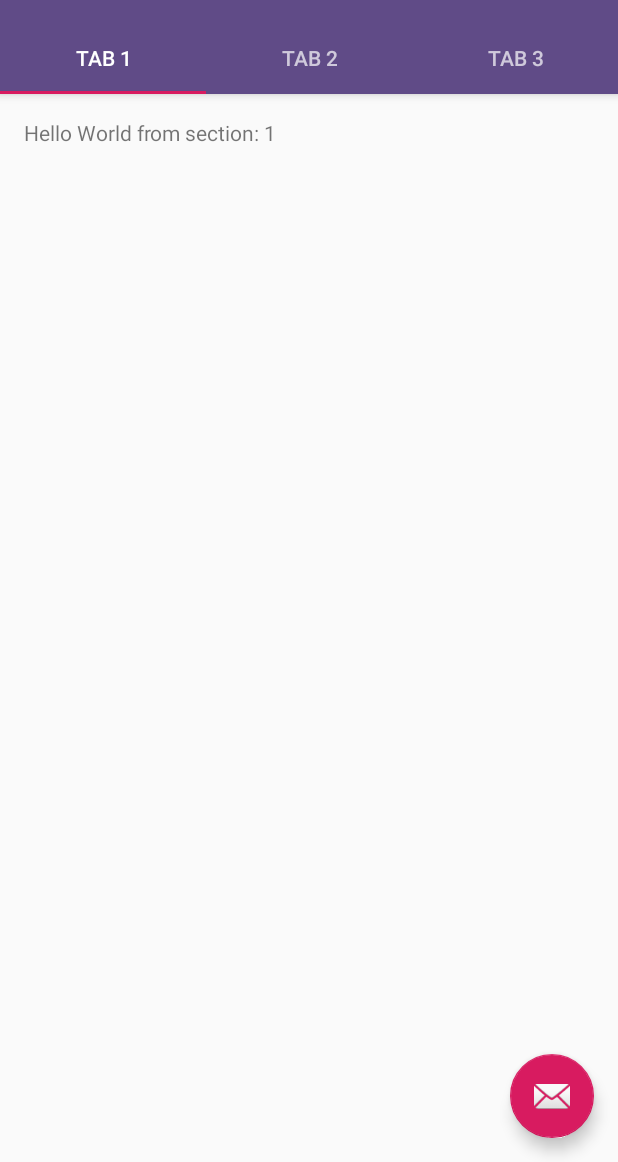
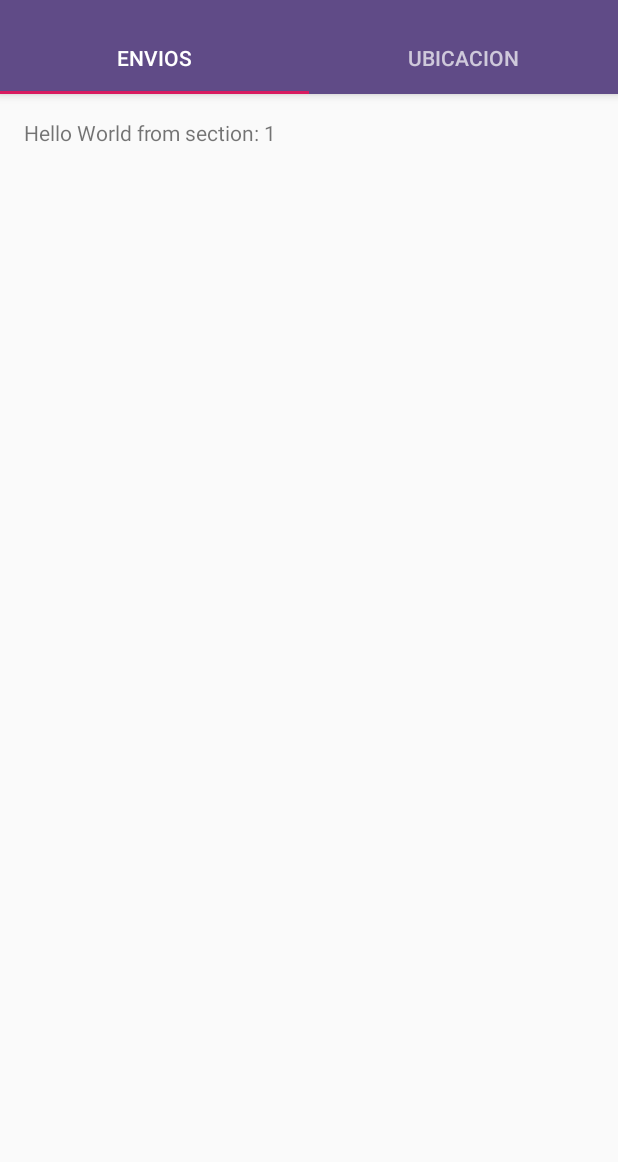
Before and after one commit to jesusmario/TrackPack-App, an Android app: the tbdInfoEnvio screen opened directly, with no data from a screen before it, on a phone screen of 412 x 824 dp, the part 74-1236 px from its top. Run offline under Robolectric (Android 15) with nearby library versions, the phone set to English and light mode, and no system bars.

Commit message:
Botones funcionales

```diff
--- a/app/src/main/java/integrador/itson/mx/trackpack/EnviosFragment.java
+++ b/app/src/main/java/integrador/itson/mx/trackpack/EnviosFragment.java
@@ -1,12 +1,12 @@
 package integrador.itson.mx.trackpack;
 
-import android.content.Context;
-import android.net.Uri;
+
 import android.os.Bundle;
 import android.support.v4.app.Fragment;
 import android.view.LayoutInflater;
 import android.view.View;
 import android.view.ViewGroup;
+
 
 
 public class EnviosFragment extends Fragment {
@@ -17,4 +17,5 @@ public class EnviosFragment extends Fragment {
         return inflater.inflate(R.layout.fragment_envios, container, false);
     }
 
+
 }
--- a/app/src/main/java/integrador/itson/mx/trackpack/tbdInfoEnvio.java
+++ b/app/src/main/java/integrador/itson/mx/trackpack/tbdInfoEnvio.java
@@ -56,14 +56,6 @@ public class tbdInfoEnvio extends AppCompatActivity {
         mViewPager.addOnPageChangeListener(new TabLayout.TabLayoutOnPageChangeListener(tabLayout));
         tabLayout.addOnTabSelectedListener(new TabLayout.ViewPagerOnTabSelectedListener(mViewPager));
 
-        FloatingActionButton fab = (FloatingActionButton) findViewById(R.id.fab);
-        fab.setOnClickListener(new View.OnClickListener() {
-            @Override
-            public void onClick(View view) {
-                Snackbar.make(view, "Replace with your own action", Snackbar.LENGTH_LONG)
-                        .setAction("Action", null).show();
-            }
-        });
 
     }
 
--- a/app/src/main/res/layout/activity_tbd_info_envio.xml
+++ b/app/src/main/res/layout/activity_tbd_info_envio.xml
@@ -44,11 +44,6 @@
                 android:layout_height="wrap_content"
                 android:text="@string/tab_text_2" />
 
-            <android.support.design.widget.TabItem
-                android:id="@+id/tabItem3"
-                android:layout_width="wrap_content"
-                android:layout_height="wrap_content"
-                android:text="@string/tab_text_3" />
 
         </android.support.design.widget.TabLayout>
     </android.support.design.widget.AppBarLayout>
@@ -59,12 +54,4 @@
         android:layout_height="match_parent"
         app:layout_behavior="@string/appbar_scrolling_view_behavior" />
 
-    <android.support.design.widget.FloatingActionButton
-        android:id="@+id/fab"
-        android:layout_width="wrap_content"
-        android:layout_height="wrap_content"
-        android:layout_gravity="end|bottom"
-        android:layout_margin="@dimen/fab_margin"
-        app:srcCompat="@android:drawable/ic_dialog_email" />
-
 </android.support.design.widget.CoordinatorLayout>
--- a/app/src/main/res/layout/fragment_envios.xml
+++ b/app/src/main/res/layout/fragment_envios.xml
@@ -10,6 +10,8 @@
         android:id="@+id/listEnvio"
         android:layout_width="match_parent"
         android:text="Hey"
-    />
+        android:layout_row="0"
+        android:layout_column="0" />
+
 
 </GridLayout>
--- a/app/src/main/res/layout/menu_principal.xml
+++ b/app/src/main/res/layout/menu_principal.xml
@@ -58,6 +58,7 @@
                 android:layout_height="wrap_content">
 
                 <ImageView
+                    android:id="@+id/botDeli"
                     android:src="@drawable/deli"
                     android:layout_gravity="center_horizontal"
                     android:layout_width="wrap_content"
@@ -96,6 +97,7 @@
                 android:layout_height="wrap_content">
 
                 <ImageView
+                    android:id="@+id/botEstimar"
                     android:src="@drawable/estimar"
                     android:layout_gravity="center_horizontal"
                     android:layout_width="wrap_content"
--- a/app/src/main/res/layout/rastrear_envio.xml
+++ b/app/src/main/res/layout/rastrear_envio.xml
@@ -27,13 +27,16 @@
         />
 
     <Button
+        android:id="@+id/btnRastrear"
         android:layout_width="300dp"
         android:layout_height="40dp"
         android:background="@drawable/edit_circle"
         android:layout_centerHorizontal="true"
         android:layout_below="@id/txtNumGuia"
         android:layout_marginTop="12dp"
-        android:text="Rastrear envio" />
+        android:text="Rastrear envio"
+        android:textColor="@android:color/white"
+        />
 
     <Button
         android:id="@+id/btnRegresar"
@@ -43,6 +46,7 @@
         android:layout_centerHorizontal="true"
         android:layout_below="@id/txtNumGuia"
         android:layout_marginTop="100dp"
+        android:textColor="@android:color/white"
         android:text="@string/boton_regresar" />
 
 
--- a/app/src/main/res/values/strings.xml
+++ b/app/src/main/res/values/strings.xml
@@ -4,9 +4,8 @@
     <string name="titulo_RastrearEnv">Rastrea tu envio</string>
     <string name="title_activity_maps">Map</string>
     <string name="title_activity_tbd_info_envio">tbdInfoEnvio</string>
-    <string name="tab_text_1">Tab 1</string>
-    <string name="tab_text_2">Tab 2</string>
-    <string name="tab_text_3">Tab 3</string>
+    <string name="tab_text_1">Envios</string>
+    <string name="tab_text_2">Ubicacion</string>
     <string name="action_settings">Settings</string>
     <string name="section_format">Hello World from section: %1$d</string>
 
```
Also changed, not shown: app/src/main/java/integrador/itson/mx/trackpack/MenuPrincipal.java (+13 -0 lines), app/src/main/java/integrador/itson/mx/trackpack/RastrearEnvio.java (+7 -3 lines).
